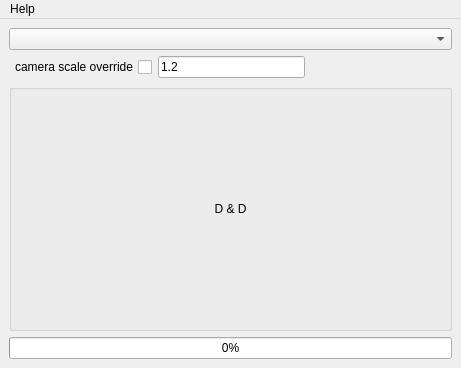
Old version of the form gui.ui in the repository yocineman/charaExporter.
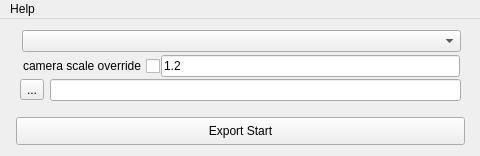
New version of the form.

```diff
--- a/gui.ui
+++ b/gui.ui
@@ -6,129 +6,276 @@
    <rect>
     <x>0</x>
     <y>0</y>
-    <width>461</width>
-    <height>368</height>
+    <width>480</width>
+    <height>156</height>
    </rect>
   </property>
+  <property name="sizePolicy">
+   <sizepolicy hsizetype="Preferred" vsizetype="Preferred">
+    <horstretch>0</horstretch>
+    <verstretch>0</verstretch>
+   </sizepolicy>
+  </property>
+  <property name="minimumSize">
+   <size>
+    <width>0</width>
+    <height>0</height>
+   </size>
+  </property>
+  <property name="maximumSize">
+   <size>
+    <width>10000</width>
+    <height>10000</height>
+   </size>
+  </property>
   <property name="windowTitle">
    <string>MainWindow</string>
   </property>
   <widget class="QWidget" name="centralwidget">
-   <layout class="QVBoxLayout" name="verticalLayout_2">
-    <item>
-     <layout class="QVBoxLayout" name="verticalLayout">
-      <item>
-       <layout class="QHBoxLayout" name="horizontalLayout_2">
+   <property name="sizePolicy">
+    <sizepolicy hsizetype="Preferred" vsizetype="Preferred">
+     <horstretch>0</horstretch>
+     <verstretch>0</verstretch>
+    </sizepolicy>
+   </property>
+   <property name="minimumSize">
+    <size>
+     <width>480</width>
+     <height>135</height>
+    </size>
+   </property>
+   <property name="focusPolicy">
+    <enum>Qt::WheelFocus</enum>
+   </property>
+   <widget class="QWidget" name="verticalLayoutWidget">
+    <property name="geometry">
+     <rect>
+      <x>10</x>
+      <y>0</y>
+      <width>461</width>
+      <height>131</height>
+     </rect>
+    </property>
+    <layout class="QVBoxLayout" name="verticalLayout_2">
+     <item>
+      <widget class="QWidget" name="verticalWidget" native="true">
+       <property name="sizePolicy">
+        <sizepolicy hsizetype="Preferred" vsizetype="Preferred">
+         <horstretch>0</horstretch>
+         <verstretch>0</verstretch>
+        </sizepolicy>
+       </property>
+       <property name="minimumSize">
+        <size>
+         <width>0</width>
+         <height>0</height>
+        </size>
+       </property>
+       <property name="maximumSize">
+        <size>
+         <width>40031</width>
+         <height>5000</height>
+        </size>
+       </property>
+       <layout class="QVBoxLayout" name="verticalLayout_4">
+        <property name="spacing">
+         <number>0</number>
+        </property>
+        <property name="sizeConstraint">
+         <enum>QLayout::SetNoConstraint</enum>
+        </property>
+        <property name="leftMargin">
+         <number>6</number>
+        </property>
+        <property name="rightMargin">
+         <number>6</number>
+        </property>
+        <property name="bottomMargin">
+         <number>5</number>
+        </property>
         <item>
-         <widget class="QComboBox" name="comboBox"/>
+         <widget class="QWidget" name="verticalWidget_2" native="true">
+          <layout class="QVBoxLayout" name="verticalLayout_5">
+           <property name="spacing">
+            <number>4</number>
+           </property>
+           <property name="leftMargin">
+            <number>6</number>
+           </property>
+           <property name="topMargin">
+            <number>2</number>
+           </property>
+           <property name="rightMargin">
+            <number>4</number>
+           </property>
+           <property name="bottomMargin">
+            <number>2</number>
+           </property>
+           <item>
+            <widget class="QComboBox" name="comboBox">
+             <property name="sizePolicy">
+              <sizepolicy hsizetype="Preferred" vsizetype="Preferred">
+               <horstretch>0</horstretch>
+               <verstretch>0</verstretch>
+              </sizepolicy>
+             </property>
+            </widget>
+           </item>
+          </layout>
+         </widget>
         </item>
-       </layout>
-      </item>
-      <item>
-       <layout class="QHBoxLayout" name="horizontalLayout" stretch="0,0,0">
         <item>
-         <widget class="QCheckBox" name="cameraScaleOverride_CheckBox">
-          <property name="layoutDirection">
-           <enum>Qt::RightToLeft</enum>
-          </property>
-          <property name="text">
-           <string>camera scale override</string>
-          </property>
+         <widget class="QFrame" name="horizontalFrame_2">
+          <layout class="QHBoxLayout" name="horizontalLayout_6">
+           <property name="spacing">
+            <number>1</number>
+           </property>
+           <property name="leftMargin">
+            <number>1</number>
+           </property>
+           <property name="topMargin">
+            <number>1</number>
+           </property>
+           <property name="rightMargin">
+            <number>5</number>
+           </property>
+           <property name="bottomMargin">
+            <number>1</number>
+           </property>
+           <item>
+            <widget class="QCheckBox" name="cameraScaleOverride_CheckBox">
+             <property name="layoutDirection">
+              <enum>Qt::RightToLeft</enum>
+             </property>
+             <property name="text">
+              <string>camera scale override</string>
+             </property>
+            </widget>
+           </item>
+           <item>
+            <widget class="QLineEdit" name="overrideValue_LineEdit">
+             <property name="sizePolicy">
+              <sizepolicy hsizetype="Expanding" vsizetype="Preferred">
+               <horstretch>0</horstretch>
+               <verstretch>0</verstretch>
+              </sizepolicy>
+             </property>
+             <property name="text">
+              <string>1.2</string>
+             </property>
+            </widget>
+           </item>
+          </layout>
          </widget>
         </item>
         <item>
-         <widget class="QLineEdit" name="overrideValue_LineEdit">
-          <property name="text">
-           <string>1.2</string>
+         <widget class="QWidget" name="horizontalWidget" native="true">
+          <property name="sizePolicy">
+           <sizepolicy hsizetype="Expanding" vsizetype="Preferred">
+            <horstretch>0</horstretch>
+            <verstretch>0</verstretch>
+           </sizepolicy>
           </property>
+          <layout class="QHBoxLayout" name="horizontalLayout_5">
+           <property name="spacing">
+            <number>6</number>
+           </property>
+           <property name="leftMargin">
+            <number>4</number>
+           </property>
+           <property name="topMargin">
+            <number>1</number>
+           </property>
+           <property name="rightMargin">
+            <number>4</number>
+           </property>
+           <property name="bottomMargin">
+            <number>1</number>
+           </property>
+           <item>
+            <widget class="QToolButton" name="path_open_button">
+             <property name="enabled">
+              <bool>true</bool>
+             </property>
+             <property name="sizePolicy">
+              <sizepolicy hsizetype="Fixed" vsizetype="Fixed">
+               <horstretch>0</horstretch>
+               <verstretch>0</verstretch>
+              </sizepolicy>
+             </property>
+             <property name="mouseTracking">
+              <bool>true</bool>
+             </property>
+             <property name="focusPolicy">
+              <enum>Qt::ClickFocus</enum>
+             </property>
+             <property name="contextMenuPolicy">
+              <enum>Qt::ActionsContextMenu</enum>
+             </property>
+             <property name="styleSheet">
+              <string notr="true">background-colorl: rgb(208, 208, 208)</string>
+             </property>
+             <property name="text">
+              <string>...</string>
+             </property>
+             <property name="autoExclusive">
+              <bool>false</bool>
+             </property>
+            </widget>
+           </item>
+           <item>
+            <widget class="QLineEdit" name="path_line">
+             <property name="text">
+              <string/>
+             </property>
+            </widget>
+           </item>
+          </layout>
          </widget>
         </item>
         <item>
-         <spacer name="horizontalSpacer">
+         <spacer name="verticalSpacer">
           <property name="orientation">
-           <enum>Qt::Horizontal</enum>
+           <enum>Qt::Vertical</enum>
+          </property>
+          <property name="sizeType">
+           <enum>QSizePolicy::Fixed</enum>
           </property>
           <property name="sizeHint" stdset="0">
            <size>
-            <width>40</width>
-            <height>20</height>
+            <width>20</width>
+            <height>15</height>
            </size>
           </property>
          </spacer>
         </item>
+        <item>
+         <widget class="QPushButton" name="export_start_button">
+          <property name="sizePolicy">
+           <sizepolicy hsizetype="Expanding" vsizetype="Expanding">
+            <horstretch>0</horstretch>
+            <verstretch>0</verstretch>
+           </sizepolicy>
+          </property>
+          <property name="text">
+           <string>Export Start</string>
+          </property>
+         </widget>
+        </item>
        </layout>
-      </item>
-      <item>
-       <widget class="QGroupBox" name="groupBox">
-        <property name="acceptDrops">
-         <bool>true</bool>
-        </property>
-        <property name="title">
-         <string/>
-        </property>
-        <property name="alignment">
-         <set>Qt::AlignJustify|Qt::AlignVCenter</set>
-        </property>
-        <layout class="QVBoxLayout" name="verticalLayout_3">
-         <property name="margin">
-          <number>2</number>
-         </property>
-         <item>
-          <spacer name="verticalSpacer_2">
-           <property name="orientation">
-            <enum>Qt::Vertical</enum>
-           </property>
-           <property name="sizeHint" stdset="0">
-            <size>
-             <width>20</width>
-             <height>40</height>
-            </size>
-           </property>
-          </spacer>
-         </item>
-         <item>
-          <widget class="QLabel" name="label">
-           <property name="text">
-            <string>D &amp; D</string>
-           </property>
-           <property name="alignment">
-            <set>Qt::AlignCenter</set>
-           </property>
-          </widget>
-         </item>
-         <item>
-          <spacer name="verticalSpacer">
-           <property name="orientation">
-            <enum>Qt::Vertical</enum>
-           </property>
-           <property name="sizeHint" stdset="0">
-            <size>
-             <width>20</width>
-             <height>40</height>
-            </size>
-           </property>
-          </spacer>
-         </item>
-        </layout>
-       </widget>
-      </item>
-     </layout>
-    </item>
-    <item>
-     <widget class="QProgressBar" name="progressBar">
-      <property name="value">
-       <number>0</number>
-      </property>
-     </widget>
-    </item>
-   </layout>
+      </widget>
+     </item>
+    </layout>
+   </widget>
+   <zorder>verticalLayoutWidget</zorder>
+   <zorder>verticalWidget</zorder>
   </widget>
   <widget class="QMenuBar" name="menuBar">
    <property name="geometry">
     <rect>
      <x>0</x>
      <y>0</y>
-     <width>461</width>
+     <width>480</width>
      <height>21</height>
     </rect>
    </property>
```
